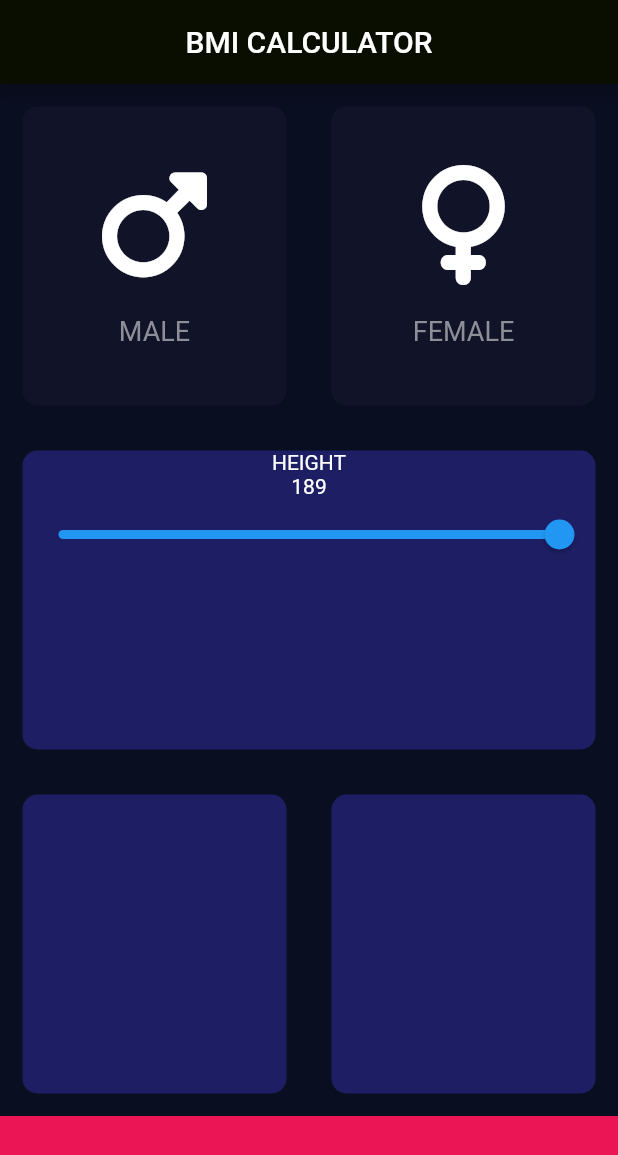
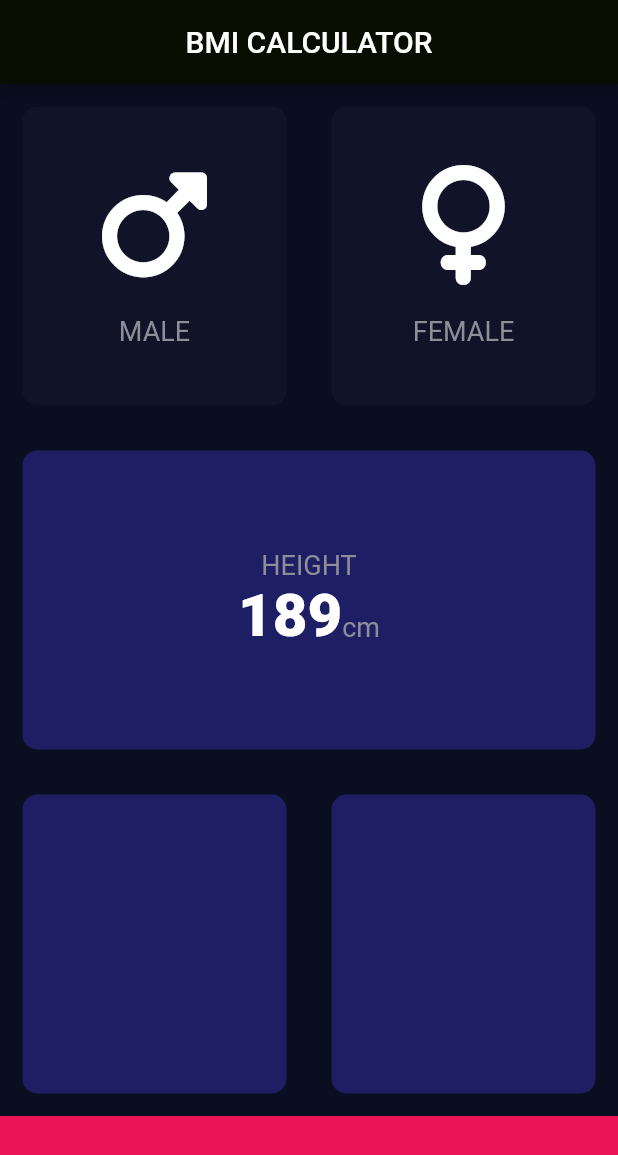
Before and after one commit to daveragos/BMI, a Flutter app: the screen it shows after launch, on a phone screen of 412 x 824 dp. Shown: the top 1155 px of the screen. Run offline on Flutter 3.47's test engine with Material 2 defaults, Android fonts, the phone set to English and light mode, and no system bars; our stand-ins replace font_awesome_flutter.

Commit message:
constant created

```diff
--- a/lib/IconWidget.dart
+++ b/lib/IconWidget.dart
@@ -1,4 +1,5 @@
 import 'package:flutter/material.dart';
+import 'consts.dart';
 
 class SexWidget extends StatelessWidget {
   SexWidget(this.sexIcon, this.gender);
@@ -18,7 +19,7 @@ class SexWidget extends StatelessWidget {
         ),
         Text(
           gender,
-          style: TextStyle(fontSize: 18, color: Color(0XFF8D8E98)),
+          style: kTxtStyl,
         )
       ],
     );
--- a/lib/InputPage.dart
+++ b/lib/InputPage.dart
@@ -3,6 +3,8 @@ import 'package:flutter/material.dart';
 import 'package:font_awesome_flutter/font_awesome_flutter.dart';
 import 'package:tester/IconWidget.dart';
 import 'package:tester/CardWidget.dart';
+
+import 'consts.dart';
 
 const activeColor = Color(0XFF1D1E63);
 const inactiveColor = Color(0XFF111328);
@@ -45,7 +47,10 @@ class _InputPageState extends State<InputPage> {
                       });
                     },
                     colour: gender == Gender.male ? activeColor : inactiveColor,
-                    childWij: SexWidget(FontAwesomeIcons.mars, "MALE"),
+                    childWij: SexWidget(
+                      FontAwesomeIcons.mars,
+                      "MALE",
+                    ),
                   ),
                 ),
                 Expanded(
@@ -57,7 +62,10 @@ class _InputPageState extends State<InputPage> {
                     },
                     colour:
                         gender == Gender.female ? activeColor : inactiveColor,
-                    childWij: SexWidget(FontAwesomeIcons.venus, "FEMALE"),
+                    childWij: SexWidget(
+                      FontAwesomeIcons.venus,
+                      "FEMALE",
+                    ),
                   ),
                 ),
               ],
@@ -67,16 +75,30 @@ class _InputPageState extends State<InputPage> {
             child: ReuseableCard(
                 colour: activeColor,
                 childWij: Column(
+                  mainAxisAlignment: MainAxisAlignment.center,
                   children: [
-                    Text("HEIGHT"),
-                    Text('189'),
-                    GestureDetector(
-                        child: Slider(
-                      min: 1,
-                      max: 30,
-                      value: 30,
-                      onChanged: (value) {},
-                    ))
+                    Text(
+                      "HEIGHT",
+                      style: kTxtStyl,
+                    ),
+                    Row(
+                      mainAxisAlignment: MainAxisAlignment.center,
+                      crossAxisAlignment: CrossAxisAlignment.baseline,
+                      textBaseline: TextBaseline.alphabetic,
+                      children: [
+                        Text(
+                          '189',
+                          style: TextStyle(
+                            fontSize: 40,
+                            fontWeight: FontWeight.w900,
+                          ),
+                        ),
+                        Text(
+                          "cm",
+                          style: kTxtStyl,
+                        ),
+                      ],
+                    ),
                   ],
                 )),
           ),
--- /dev/null
+++ b/lib/consts.dart
@@ -0,0 +1,6 @@
+import 'package:flutter/material.dart';
+
+const kTxtStyl = TextStyle(
+  fontSize: 18,
+  color: Color(0XFF8D8E98),
+);
```
